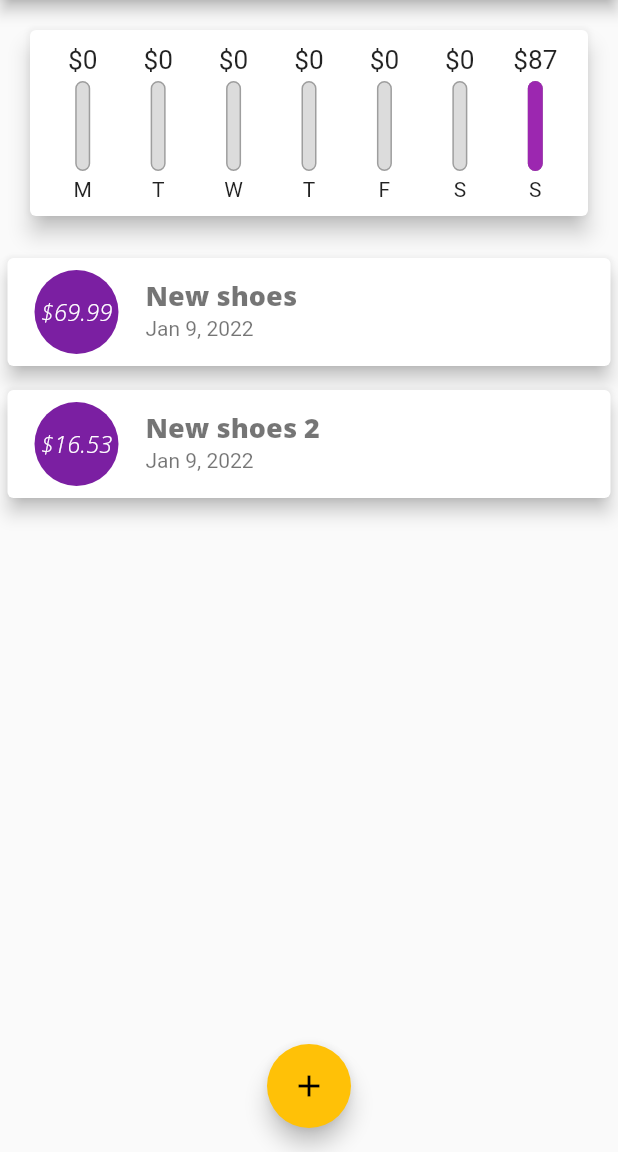
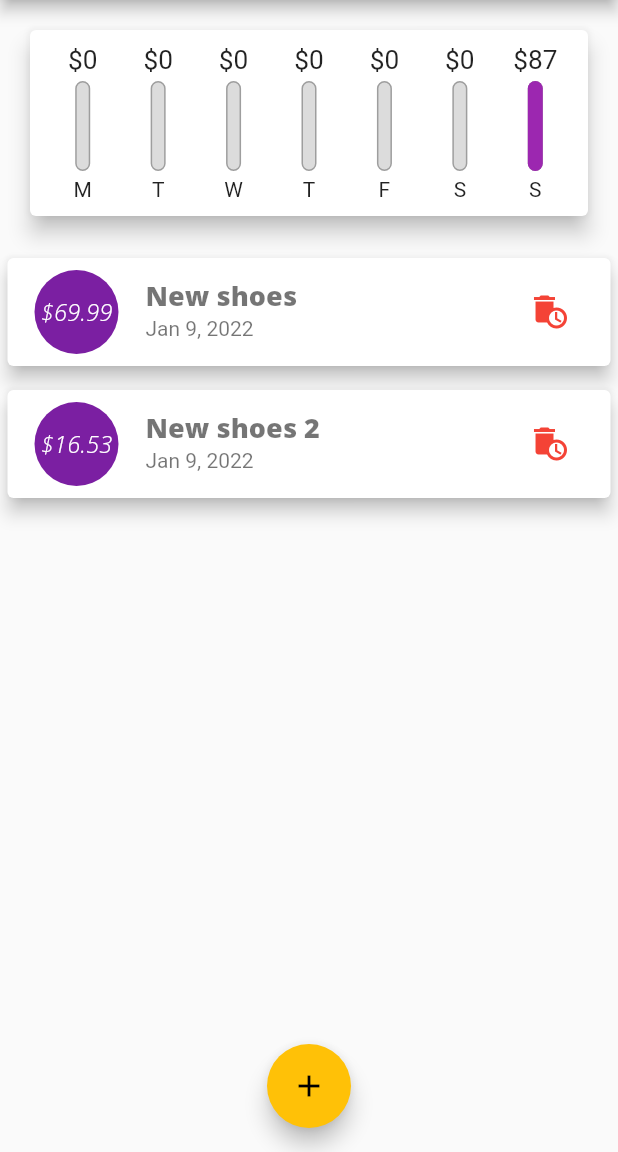
Before and after one commit to fahmi54321/crud_basic_app, a Flutter app: the screen it shows after launch, on a phone screen of 412 x 824 dp, the part 84-1236 px from its top. Run offline on Flutter 3.47's test engine with Material 2 defaults, Android fonts, the phone set to English and light mode, and no system bars.

Commit message:
delete transactions

```diff
--- a/lib/main.dart
+++ b/lib/main.dart
@@ -16,6 +16,7 @@ class MyApp extends StatelessWidget {
       theme: ThemeData(
         primarySwatch: Colors.purple,
         accentColor: Colors.amber,
+        errorColor: Colors.red,
         fontFamily: 'OpenSans',
         textTheme: ThemeData.light().textTheme.copyWith(
               headline1: TextStyle(
@@ -70,7 +71,8 @@ class _MyHomePageState extends State<MyHomePage> {
     }).toList();
   }
 
-  void _addNewTransaction(String txtTitle, double txtAmount, DateTime chooseDate) {
+  void _addNewTransaction(
+      String txtTitle, double txtAmount, DateTime chooseDate) {
     final newTrans = Transaction(
       id: DateTime.now().toString(),
       title: txtTitle,
@@ -96,6 +98,14 @@ class _MyHomePageState extends State<MyHomePage> {
     );
   }
 
+  void _deleteTransaction(String id) {
+    setState(() {
+      _transactionList.removeWhere((element) {
+        return element.id == id;
+      });
+    });
+  }
+
   @override
   Widget build(BuildContext context) {
     return Scaffold(
@@ -116,7 +126,7 @@ class _MyHomePageState extends State<MyHomePage> {
         child: Column(
           children: [
             Chart(_recentTransactions),
-            TransactionList(_transactionList),
+            TransactionList(_transactionList,_deleteTransaction),
           ],
         ),
       ),
--- a/lib/widget/transaction_list.dart
+++ b/lib/widget/transaction_list.dart
@@ -6,8 +6,9 @@ import 'package:flutter/material.dart';
 
 class TransactionList extends StatelessWidget {
   final List<Transaction> transactions;
+  final Function deleteTrans;
 
-  TransactionList(this.transactions);
+  TransactionList(this.transactions,this.deleteTrans);
 
   @override
   Widget build(BuildContext context) {
@@ -57,6 +58,11 @@ class TransactionList extends StatelessWidget {
                     subtitle: Text(
                       DateFormat.yMMMd().format(transactions[index].date),
                     ),
+                    trailing: IconButton(
+                      icon: Icon(Icons.auto_delete),
+                      onPressed: () => deleteTrans(transactions[index].id),
+                      color: Theme.of(context).errorColor,
+                    ),
                   ),
                 );
               },
```
